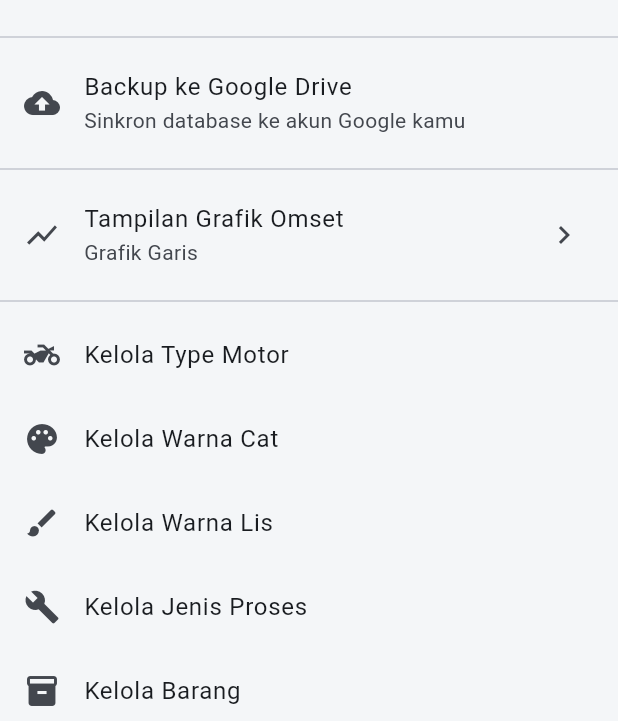
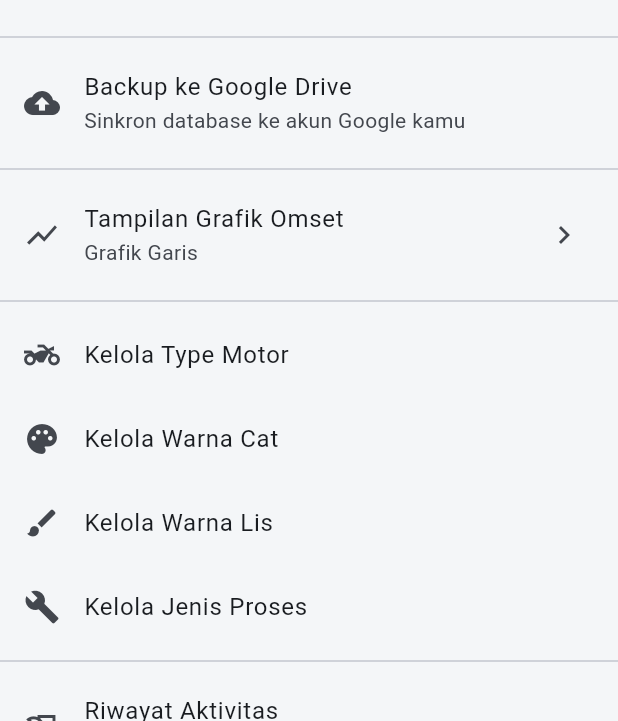
Before and after one commit to RamadhanZaki/WTN_App, a Flutter app: the LainnyaPage screen opened directly, on a phone screen of 412 x 824 dp, the part 515-1236 px from its top. Run offline on Flutter 3.47's test engine with Material 3 defaults, Android fonts, the phone set to English and light mode, and no system bars; our stand-ins replace file_picker, google_sign_in, pdf, share_plus, sqflite; missing offline and left inert: excel, googleapis; accounts and stored records are empty.

Commit message:
Update v3.6 Update New Icone app

```diff
--- a/lib/pages/lainnya_page.dart
+++ b/lib/pages/lainnya_page.dart
@@ -4,7 +4,6 @@ import 'order_form_page.dart';
 import 'kas_keluar_page.dart';
 import 'backup_page.dart';
 import 'laporan_page.dart';
-import 'master_data_extra_page.dart';
 import 'audit_log_page.dart';
 import 'export_page.dart';
 
@@ -94,10 +93,6 @@ class _LainnyaPageState extends State<LainnyaPage> {
           ListTile(leading: const Icon(Icons.palette), title: const Text('Kelola Warna Cat'), onTap: () => Navigator.push(context, MaterialPageRoute(builder: (_) => const MasterDataEditorPage(table: 'master_warna_cat', title: 'Warna Cat')))),
           ListTile(leading: const Icon(Icons.brush), title: const Text('Kelola Warna Lis'), onTap: () => Navigator.push(context, MaterialPageRoute(builder: (_) => const MasterDataEditorPage(table: 'master_warna_lis', title: 'Warna Lis')))),
           ListTile(leading: const Icon(Icons.build), title: const Text('Kelola Jenis Proses'), onTap: () => Navigator.push(context, MaterialPageRoute(builder: (_) => const MasterDataEditorPage(table: 'master_proses', title: 'Jenis Proses')))),
-          ListTile(leading: const Icon(Icons.inventory_2), title: const Text('Kelola Barang'), onTap: () => Navigator.push(context, MaterialPageRoute(builder: (_) => const KelolaBarangPage()))),
-          ListTile(leading: const Icon(Icons.people), title: const Text('Kelola Pelanggan'), onTap: () => Navigator.push(context, MaterialPageRoute(builder: (_) => const KelolaPelangganPage()))),
-          ListTile(leading: const Icon(Icons.admin_panel_settings), title: const Text('Kelola User'), onTap: () => Navigator.push(context, MaterialPageRoute(builder: (_) => const KelolaUserPage()))),
-          ListTile(leading: const Icon(Icons.account_balance_wallet), title: const Text('Kelola Kas'), onTap: () => Navigator.push(context, MaterialPageRoute(builder: (_) => const KelolaKasPage()))),
           const Divider(),
           ListTile(leading: const Icon(Icons.history_edu), title: const Text('Riwayat Aktivitas'), subtitle: const Text('Audit log semua aksi penting'), onTap: () => Navigator.push(context, MaterialPageRoute(builder: (_) => const AuditLogPage()))),
         ],
```
Also changed, not shown: assets/icon/icon_android_transparent.png, assets/icon/icon_background.png, assets/icon/icon_foreground.png, assets/icon/icon_ios_full.png, 36 other files.
